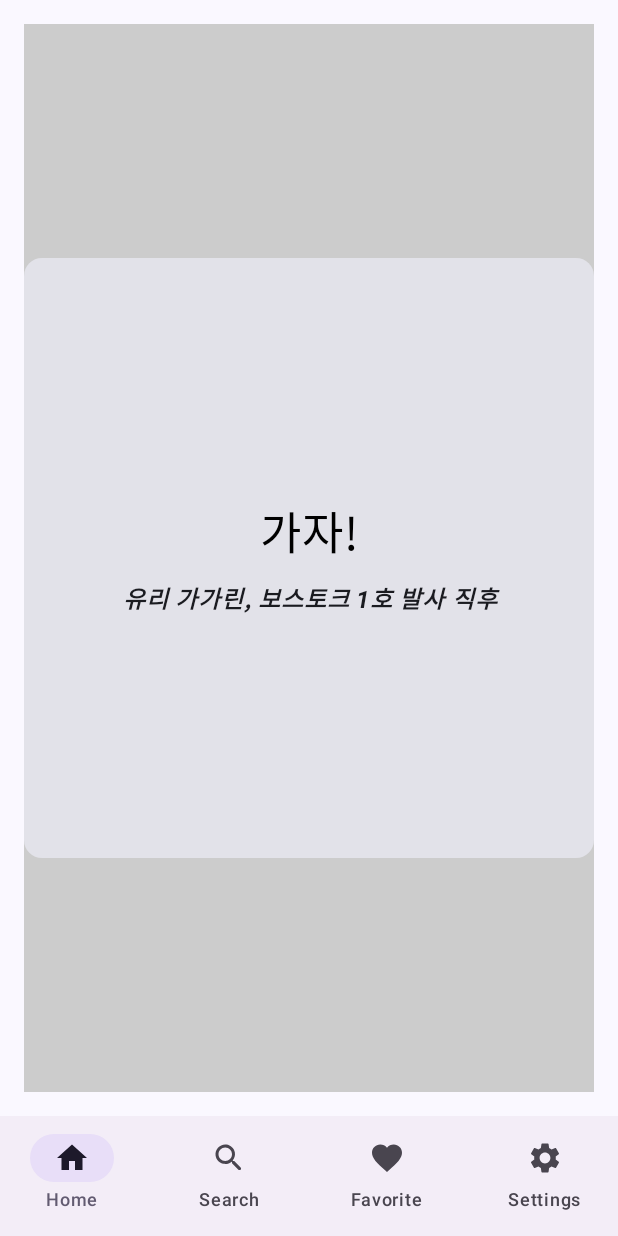
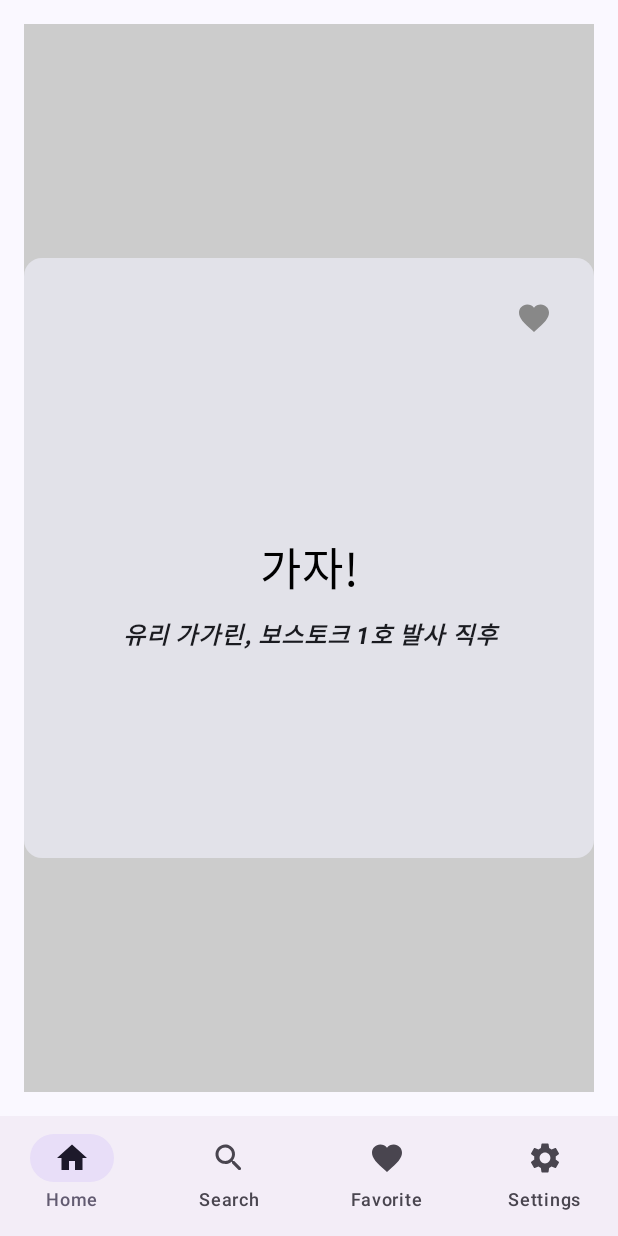
Before and after one commit to gyeolse/wisesaying, an Android app built with Jetpack Compose: the screen it shows after launch (MainActivity), on a phone screen of 412 x 824 dp. Run offline under Robolectric (Android 15) with nearby library versions, the phone set to English and light mode, and no system bars; our stand-ins replace Dagger/Hilt's generated code, Room's generated code; libraries missing offline, so code that uses them is left out: com.kakao.sdk; 1 statement that could not run was skipped.

Commit message:
[ADD] Add Favorite Button features
- Add Dao function
- Link favorites button

```diff
--- a/app/src/main/java/com/example/androidsample/data/datasource/dao/WiseSayingDao.kt
+++ b/app/src/main/java/com/example/androidsample/data/datasource/dao/WiseSayingDao.kt
@@ -13,8 +13,8 @@ import kotlinx.coroutines.flow.Flow
 @Dao
 interface WiseSayingDao {
     @Query("SELECT * FROM wisesaying")
-    fun wiseSayingList(): Flow<List<WiseSaying>>
+    suspend fun getAll(): List<WiseSaying>
 
-    @Query("SELECT * FROM wisesaying")
-    suspend fun getAll(): List<WiseSaying>
+    @Update
+    suspend fun updateIsFavorite(wiseSaying: WiseSaying)
 }
--- a/app/src/main/java/com/example/androidsample/data/model/wisesaying.kt
+++ b/app/src/main/java/com/example/androidsample/data/model/wisesaying.kt
@@ -6,7 +6,21 @@ import androidx.room.PrimaryKey
 
 @Entity(tableName = "wisesaying")
 data class WiseSaying(
-    @PrimaryKey(autoGenerate = true) val uid: Boolean = null == true,
-    @ColumnInfo(name = "contents") val contents: String? = null,
-    @ColumnInfo(name = "author") val author: String? = null,
+    @PrimaryKey(autoGenerate = true)
+    @ColumnInfo(name = "uid")
+    var uid: Int = 0, // Int는 기본적으로 notNull입니다.
+
+    @ColumnInfo(name = "contents")
+    val contents: String? = null, // nullable 필드
+
+    @ColumnInfo(name = "author")
+    val author: String? = null, // nullable 필드
+
+    @ColumnInfo(name = "isFavorite", defaultValue = "0")
+    val isFavorite: Int = 0 // 기본값이 0인 notNull 필드
+
+//    @PrimaryKey(autoGenerate = true) var uid: Int?= null,
+//    @ColumnInfo(name = "contents") val contents: String? = null,
+//    @ColumnInfo(name = "author") val author: String? = null,
+//    @ColumnInfo(name = "isFavorite") val isFavorite: Int? = null,
 )
--- a/app/src/main/java/com/example/androidsample/domain/repository/WiseSayingDataRepository.kt
+++ b/app/src/main/java/com/example/androidsample/domain/repository/WiseSayingDataRepository.kt
@@ -16,12 +16,6 @@ import javax.inject.Inject
 class WiseSayingDataRepository @Inject constructor(application: Application) {
     private val db: WiseSayingDatabase = WiseSayingDatabase.getDatabase(application)
     private val wiseDao = db.wiseSayingDao()
-
-    suspend fun observeWiseSaying(): Flow<List<WiseSaying>> {
-        Log.d("WiseSayingDataRepository", wiseDao.wiseSayingList().count().toString())
-        return wiseDao.wiseSayingList()
-    }
-
     suspend fun getAll() : List<WiseSaying> {
         Log.d("wiseSayingData", wiseDao.getAll().size.toString())
         return withContext(Dispatchers.IO) {
@@ -29,4 +23,13 @@ class WiseSayingDataRepository @Inject constructor(application: Application) {
         }
 //        return wiseDao.getAll()
     }
+
+    suspend fun updateIsFavorite(wiseSaying: WiseSaying) {
+        Log.d(TAG, " Current updateIsFavorite value is=" + wiseSaying.isFavorite)
+        return wiseDao.updateIsFavorite(wiseSaying)
+    }
+
+    companion object {
+        const val TAG = "WiseSyaingDataRepository"
+    }
 }
--- a/app/src/main/java/com/example/androidsample/ui/component/WiseSayingData.kt
+++ b/app/src/main/java/com/example/androidsample/ui/component/WiseSayingData.kt
@@ -5,6 +5,7 @@ import java.util.Calendar
 import java.util.Date
 
 data class WiseSayingData(
+    val uid: Int,
     val contents : String,
     val author : String,
     val isFavorite : Boolean,
--- a/app/src/main/java/com/example/androidsample/ui/screens/HomeScreen.kt
+++ b/app/src/main/java/com/example/androidsample/ui/screens/HomeScreen.kt
@@ -3,6 +3,7 @@ package com.example.androidsample.ui.screens
 import android.util.Log
 import androidx.compose.animation.core.animateFloatAsState
 import androidx.compose.animation.core.tween
+import androidx.compose.animation.core.updateTransition
 import androidx.compose.foundation.ExperimentalFoundationApi
 import androidx.compose.foundation.background
 import androidx.compose.foundation.gestures.detectTapGestures
@@ -57,15 +58,15 @@ import com.example.androidsample.ui.viewmodel.TodoViewModel
 import com.example.androidsample.ui.viewmodel.WiseSayingViewModel
 import java.util.Calendar
 
-val contentsList = listOf(
-    WiseSayingData("하루에 3시간을 걸으면 7년 후에 지구를 한바퀴 돌 수 있다.", "사무엘존슨",  isFavorite = false, isFavoriteAddDate = Calendar.getInstance().timeInMillis, wiseSayingDataThemes = "default"),
-    WiseSayingData("When you believe in a thing, believe in it all the way, implicitly and unquestionable.", "Walt Disney",  isFavorite = true, isFavoriteAddDate = Calendar.getInstance().timeInMillis, wiseSayingDataThemes = "default"),
-    WiseSayingData("Never say goodbye because goodbye means going away and going away means forgetting", "Peter Pan",  isFavorite = false, isFavoriteAddDate = Calendar.getInstance().timeInMillis, wiseSayingDataThemes = "default"),
-    WiseSayingData("Some people are worth melting for.", "Frozen(Olaf)",  isFavorite = true, isFavoriteAddDate = Calendar.getInstance().timeInMillis, wiseSayingDataThemes = "default"),
-    WiseSayingData("좋은 성과를 얻으려면 한 걸음 한 걸음이 힘차고 충실하지 않으면 안 된다, ", "단테",  isFavorite = false, isFavoriteAddDate = Calendar.getInstance().timeInMillis, wiseSayingDataThemes = "default"),
-    WiseSayingData("1퍼센트의 가능성, 그것이 나의 길이다.", "나폴레옹",  isFavorite = true, isFavoriteAddDate = Calendar.getInstance().timeInMillis, wiseSayingDataThemes = "default"),
-    WiseSayingData("고통이 남기고 간 뒤를 보라! 고난이 지나면 반드시 기쁨이 스며든다. ", "괴테",  isFavorite = false, isFavoriteAddDate = Calendar.getInstance().timeInMillis, wiseSayingDataThemes = "default"),
-)
+//val contentsList = listOf(
+//    WiseSayingData("하루에 3시간을 걸으면 7년 후에 지구를 한바퀴 돌 수 있다.", "사무엘존슨",  isFavorite = false, isFavoriteAddDate = Calendar.getInstance().timeInMillis, wiseSayingDataThemes = "default"),
+//    WiseSayingData("When you believe in a thing, believe in it all the way, implicitly and unquestionable.", "Walt Disney",  isFavorite = true, isFavoriteAddDate = Calendar.getInstance().timeInMillis, wiseSayingDataThemes = "default"),
+//    WiseSayingData("Never say goodbye because goodbye means going away and going away means forgetting", "Peter Pan",  isFavorite = false, isFavoriteAddDate = Calendar.getInstance().timeInMillis, wiseSayingDataThemes = "default"),
+//    WiseSayingData("Some people are worth melting for.", "Frozen(Olaf)",  isFavorite = true, isFavoriteAddDate = Calendar.getInstance().timeInMillis, wiseSayingDataThemes = "default"),
+//    WiseSayingData("좋은 성과를 얻으려면 한 걸음 한 걸음이 힘차고 충실하지 않으면 안 된다, ", "단테",  isFavorite = false, isFavoriteAddDate = Calendar.getInstance().timeInMillis, wiseSayingDataThemes = "default"),
+//    WiseSayingData("1퍼센트의 가능성, 그것이 나의 길이다.", "나폴레옹",  isFavorite = true, isFavoriteAddDate = Calendar.getInstance().timeInMillis, wiseSayingDataThemes = "default"),
+//    WiseSayingData("고통이 남기고 간 뒤를 보라! 고난이 지나면 반드시 기쁨이 스며든다. ", "괴테",  isFavorite = false, isFavoriteAddDate = Calendar.getInstance().timeInMillis, wiseSayingDataThemes = "default"),
+//)
 @Composable
 fun HomeScreen(navController: NavController, viewModel: TodoViewModel = hiltViewModel(),
                wiseSayingViewModel: WiseSayingViewModel = hiltViewModel()) {
@@ -80,7 +81,7 @@ fun HomeScreen(navController: NavController, viewModel: TodoViewModel = hiltView
         ) {
             Log.d("WiseSaying", " WiseSaying home screen 2 " + wiseSayings.size)
             if (wiseSayings.isNotEmpty()) {
-                SwipeableCardView(wiseSayings)
+                SwipeableCardView(wiseSayings, wiseSayingViewModel)
             } else {
                 Box(
                     modifier = Modifier.fillMaxSize(),
@@ -93,22 +94,9 @@ fun HomeScreen(navController: NavController, viewModel: TodoViewModel = hiltView
     }
 }
 
-@Composable
-fun DisplayContents(){
-    LazyColumn(modifier= Modifier
-        .fillMaxHeight()
-        .padding(16.dp),
-        verticalArrangement = Arrangement.spacedBy(16.dp)
-    ) {
-        items(contentsList) {
-            content -> WiseSayingDataItem(wiseSayingData = content)
-        }
-    }
-}
-
 @OptIn(ExperimentalFoundationApi::class)
 @Composable
-fun SwipeableCardView(items: List<WiseSaying>) {
+fun SwipeableCardView(items: List<WiseSaying>, wiseSayingViewModel: WiseSayingViewModel) {
     val pagerState = rememberPagerState(pageCount = { items.size } )
     var cardItems by remember { mutableStateOf(items) }
 
@@ -144,7 +132,8 @@ fun SwipeableCardView(items: List<WiseSaying>) {
                                 onTap = {
                                     cardItems = cardItems.mapIndexed { index, cardItem ->
                                         if (index == page) {
-                                            cardItem.copy(isFlipped)
+                                            cardItem
+//                                            cardItem.copy(isFlipped)
                                         } else {
                                             cardItem
                                         }
@@ -174,21 +163,24 @@ fun SwipeableCardView(items: List<WiseSaying>) {
                                     modifier = Modifier.fillMaxWidth(),
                                     horizontalArrangement = Arrangement.End,
                                 ) {
-//                                IconButton(onClick = {
-//                                    cardItems = cardItems.mapIndexed { index, cardItem ->
-//                                        if (index == page) {
-//                                            cardItem.copy(isFavorite = !cardItem.isFavorite)
-//                                        } else {
-//                                            cardItem
-//                                        }
-//                                    }
-//                                }) {
-//                                    Icon(
-//                                        imageVector = Icons.Filled.Favorite,
-//                                        contentDescription = "Favorite",
-//                                        tint = if (item.isFavorite) Color.Red else Color.Gray
-//                                    )
-//                                }
+                                IconButton(onClick = {
+                                    cardItems = cardItems.mapIndexed { index, cardItem ->
+                                        if (index == page) {
+                                            val updateItem = cardItem.copy(isFavorite = (if (cardItem.isFavorite == 1) 0 else 1))
+                                            wiseSayingViewModel.updateIsFavorite(updateItem.uid)
+                                            updateItem
+
+                                        } else {
+                                            cardItem
+                                        }
+                                    }
+                                }) {
+                                    Icon(
+                                        imageVector = Icons.Filled.Favorite,
+                                        contentDescription = "Favorite",
+                                        tint = if (item.isFavorite == 1) Color.Red else Color.Gray,
+                                    )
+                                }
                                 }
                                 Spacer(modifier = Modifier.height(8.dp))
                                 Column(
--- a/app/src/main/java/com/example/androidsample/ui/viewmodel/WiseSayingViewModel.kt
+++ b/app/src/main/java/com/example/androidsample/ui/viewmodel/WiseSayingViewModel.kt
@@ -9,6 +9,7 @@ import androidx.lifecycle.viewModelScope
 import com.example.androidsample.data.model.WiseSaying
 import com.example.androidsample.domain.repository.WiseSayingDataRepository
 import dagger.hilt.android.lifecycle.HiltViewModel
+import kotlinx.coroutines.isActive
 import kotlinx.coroutines.launch
 import java.lang.Exception
 import javax.inject.Inject
@@ -17,8 +18,6 @@ import javax.inject.Inject
 class WiseSayingViewModel @Inject constructor(
     private val wiseSayingDataRepository: WiseSayingDataRepository,
 ) : ViewModel() {
-//    private val _items = mutableStateOf(emptyList<WiseSaying>())
-//    val items: State<List<WiseSaying>> = _items
 
     private val _wiseSayings = mutableStateOf<List<WiseSaying>>(emptyList())
     val wiseSayings: State<List<WiseSaying>> get() = _wiseSayings
@@ -26,21 +25,29 @@ class WiseSayingViewModel @Inject constructor(
     init {
         // viewModel 초기화 시 데이터를 로드
         fetchWiseSayings()
-        viewModelScope.launch {
-            wiseSayingDataRepository.observeWiseSaying()
-                .collect {
-                    wisesayings ->
-                    _wiseSayings.value = wisesayings
-                }
-        }
     }
 
     suspend fun getAll() : List<WiseSaying> {
         return wiseSayingDataRepository.getAll()
     }
 
+    fun updateIsFavorite(index: Int) {
+        val wisesaying = _wiseSayings.value.find { WiseSaying -> WiseSaying.uid == index }
+
+        Log.d(TAG, " updateIsFavorite value idx=" + wisesaying?.uid)
+        Log.d(TAG, " updateIsFavorite isFavorite=" + wisesaying?.isFavorite)
+
+        wisesaying?.let {
+            viewModelScope.launch {
+                wiseSayingDataRepository.updateIsFavorite(it.copy(isFavorite = (if(wisesaying.isFavorite == 1) 0 else 1)).apply {
+                    this.uid = it.uid
+                })
+            }
+        }
+    }
+
     //  비동기적으로 명언을 가져와서 상태를 업데이트
-    fun fetchWiseSayings() {
+    private fun fetchWiseSayings() {
         viewModelScope.launch {
             try {
                 val sayings = getAll()
@@ -51,4 +58,8 @@ class WiseSayingViewModel @Inject constructor(
             }
         }
     }
+
+    companion object {
+        const val TAG =  "WiseSayingViewModel"
+    }
 }
```
Also changed, not shown: app/src/main/java/com/example/androidsample/ui/component/WiseSayingDataItem.kt (+8 -2 lines), app/src/main/assets/wisesaying.db.
